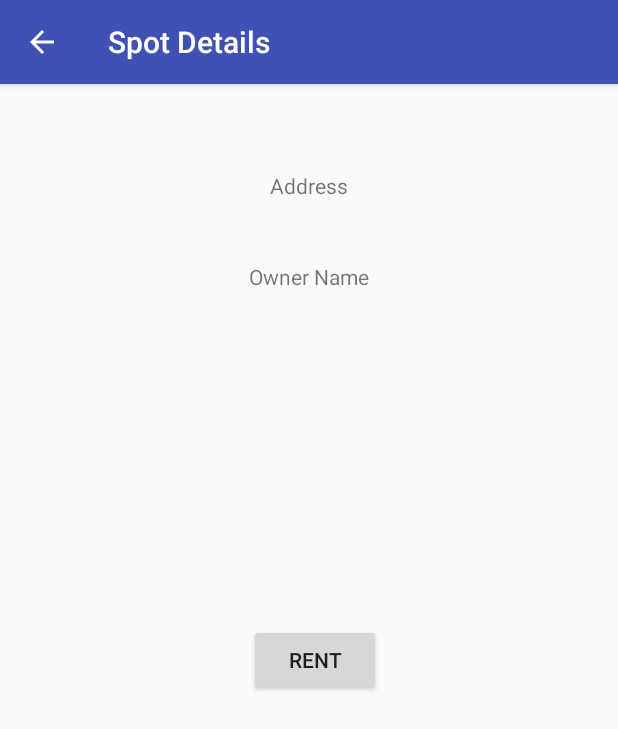
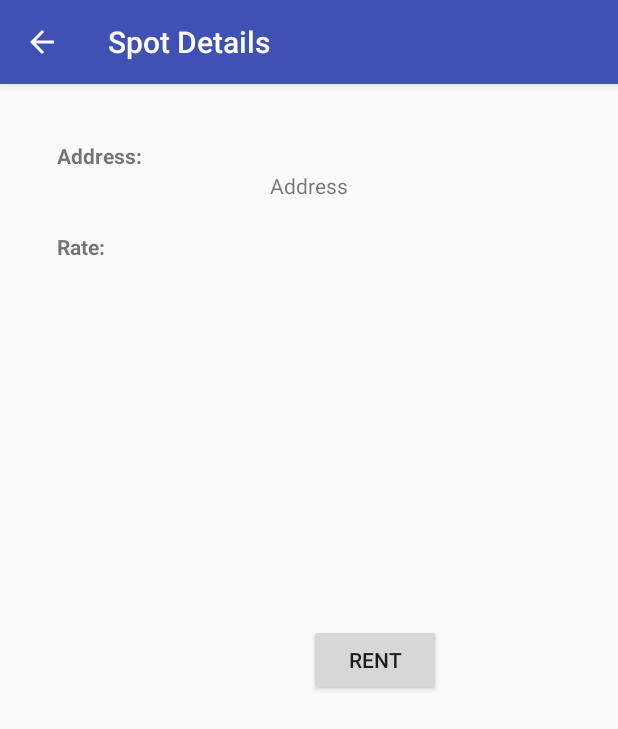
Before and after one commit to nathan-inge/SpotCheck, an Android app: the SpotDetailActivity screen opened directly, with no data from a screen before it, on a phone screen of 412 x 824 dp. Shown: the top 729 px of the screen. Run offline under Robolectric (Android 15) with nearby library versions, the phone set to English and light mode, and no system bars; our stand-ins replace Firebase (no records; nobody signed in at launch, a user with empty details on screens opened directly).

Commit message:
Spot detail displayed

```diff
--- a/sc_android/app/src/main/java/com/ucsb/cs48/spotcheck/SpotDetailActivity.java
+++ b/sc_android/app/src/main/java/com/ucsb/cs48/spotcheck/SpotDetailActivity.java
@@ -1,15 +1,66 @@
 package com.ucsb.cs48.spotcheck;
 
+import android.content.Intent;
+import android.os.Handler;
+import android.os.Looper;
 import android.support.v7.app.AppCompatActivity;
 import android.os.Bundle;
 import android.view.View;
+import android.widget.TextView;
+
+import com.ucsb.cs48.spotcheck.SCFirebaseInterface.SCFirebase;
+import com.ucsb.cs48.spotcheck.SCFirebaseInterface.SCFirebaseCallback;
+import com.ucsb.cs48.spotcheck.SCLocalObjects.ParkingSpot;
+import com.ucsb.cs48.spotcheck.SCLocalObjects.SpotCheckUser;
 
 public class SpotDetailActivity extends AppCompatActivity {
+
+    private SCFirebase scFirebase;
+    private TextView addressView;
+    private TextView rateView;
+
+    private SpotCheckUser owner;
+    private ParkingSpot spot;
 
     @Override
     protected void onCreate(Bundle savedInstanceState) {
         super.onCreate(savedInstanceState);
         setContentView(R.layout.activity_spot_detail);
+
+        // Initialize UI components
+        addressView = findViewById(R.id.spot_detail_address_view);
+        rateView = findViewById(R.id.spot_detail_rate_view);
+
+        // Initialize SCFirebase instance
+        scFirebase = new SCFirebase();
+
+        // Get intent and extras
+        Intent intent = getIntent();
+        String spotID = intent.getStringExtra("spotID");
+
+        // Get parking spot with ID from intent
+        scFirebase.getParkingSpot(spotID, new SCFirebaseCallback<ParkingSpot>() {
+            @Override
+            public void callback(ParkingSpot data) {
+                if(data != null) {
+                    spot = data;
+
+                    final Handler mainHandler = new Handler(Looper.getMainLooper());
+                    mainHandler.post(new Runnable() {
+                        @Override
+                        public void run() {
+                            addressView.setText(spot.getAddress());
+                            rateView.setText(String.format(
+                                "%s%s",
+                                spot.formattedRate(),
+                                getString(R.string.per_hour)
+                            ));
+                        }
+                    });
+
+                }
+            }
+        });
     }
 
     public void rentButtonClicked(View view) {
--- a/sc_android/app/src/main/res/layout/activity_spot_detail.xml
+++ b/sc_android/app/src/main/res/layout/activity_spot_detail.xml
@@ -17,22 +17,45 @@
         android:text="@string/address_placeholder"/>
 
     <TextView
-        android:id="@+id/spot_details_owner_name"
+        android:id="@+id/spot_detail_rate_view"
         android:layout_width="wrap_content"
         android:layout_height="wrap_content"
         android:layout_below="@+id/spot_detail_address_view"
         android:layout_centerHorizontal="true"
-        android:layout_marginTop="41dp"
-        android:text="@string/owner_name_placeholder"/>
+        android:layout_marginTop="41dp"/>
 
     <Button
         android:id="@+id/spot_details_rent_button"
         android:layout_width="wrap_content"
         android:layout_height="wrap_content"
-        android:layout_alignLeft="@+id/spot_details_owner_name"
-        android:layout_alignStart="@+id/spot_details_owner_name"
+        android:layout_alignLeft="@+id/spot_detail_rate_view"
+        android:layout_alignStart="@+id/spot_detail_rate_view"
         android:layout_centerVertical="true"
         android:onClick="rentButtonClicked"
         android:text="@string/rent_button_text"/>
 
+    <TextView
+        android:id="@+id/spot_detail_address"
+        android:layout_width="wrap_content"
+        android:layout_height="wrap_content"
+        android:layout_above="@+id/spot_detail_rate_view"
+        android:layout_alignParentLeft="true"
+        android:layout_alignParentStart="true"
+        android:layout_marginBottom="20dp"
+        android:layout_marginLeft="38dp"
+        android:layout_marginStart="38dp"
+        android:text="@string/address_view"
+        android:textStyle="bold"/>
+
+    <TextView
+        android:id="@+id/spot_detail_rate"
+        android:layout_width="wrap_content"
+        android:layout_height="wrap_content"
+        android:layout_alignBottom="@+id/spot_detail_rate_view"
+        android:layout_alignLeft="@+id/spot_detail_address"
+        android:layout_alignStart="@+id/spot_detail_address"
+        android:layout_marginBottom="20dp"
+        android:text="@string/rate_view"
+        android:textStyle="bold"/>
+
 </android.widget.RelativeLayout>
--- a/sc_android/app/src/main/res/values/strings.xml
+++ b/sc_android/app/src/main/res/values/strings.xml
@@ -30,6 +30,9 @@
     <string name="address_placeholder">Address</string>
     <string name="owner_name_placeholder">Owner Name</string>
     <string name="rent_button_text">Rent</string>
+    <string name="address_view">Address:</string>
+    <string name="rate_view">Rate:</string>
+    <string name="per_hour">/hour</string>
 
 
 </resources>
```
